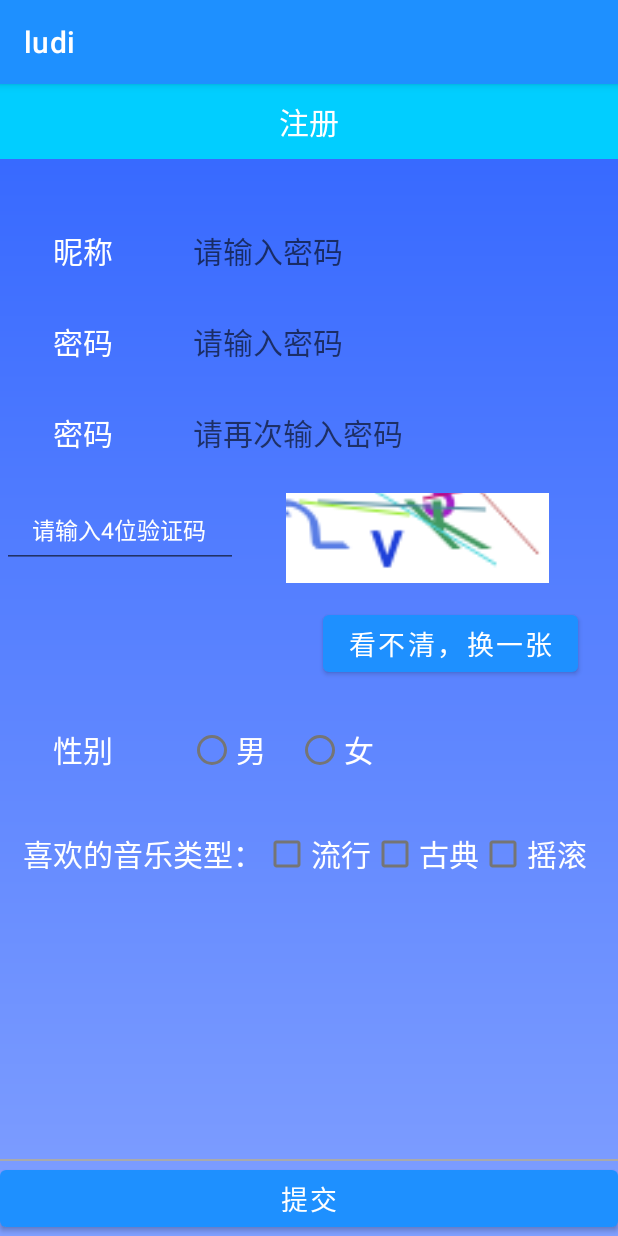
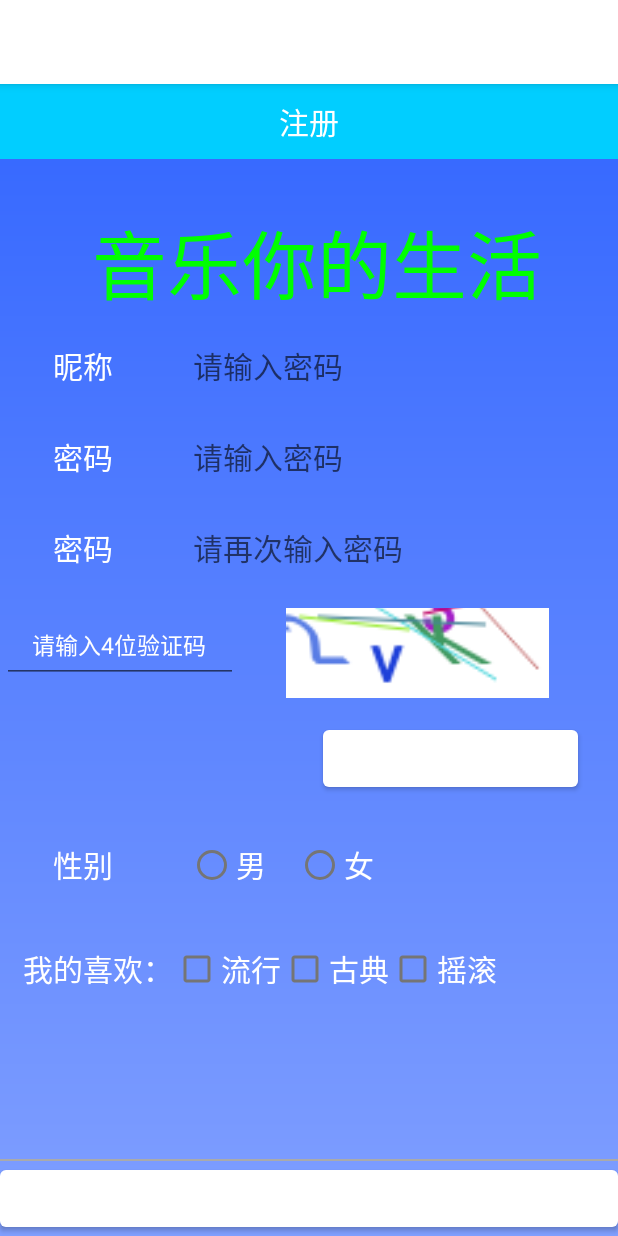
Before and after one commit to wzh123-cloud/ludi, an Android app: the screen it shows after launch (zhuce), after a tap on "新用户注册", on a phone screen of 412 x 824 dp. Run offline under Robolectric (Android 15) with nearby library versions, the phone set to English and light mode, and no system bars.

Commit message:
优化登录注册功能

```diff
--- a/app/src/main/java/com/mk/music/ludi/MainActivity.java
+++ b/app/src/main/java/com/mk/music/ludi/MainActivity.java
@@ -11,12 +11,26 @@ import android.widget.TextView;
 import android.widget.Toast;
 import android.widget.EditText;
 import android.widget.Button;
+import android.content.Intent;
+import android.widget.ImageButton;
+import android.content.SharedPreferences;
+import android.graphics.Color;
+import android.os.Bundle;
+import android.text.Editable;
+import android.text.TextWatcher;
+import android.util.Log;
+import android.view.View;
+import android.widget.Button;
+import android.widget.EditText;
+import android.widget.TextView;
+import android.widget.Toast;
 
 import android.os.Bundle;
 
 public class MainActivity extends AppCompatActivity {
 
-    Button btn_register,login;
+    Button btn_register;
+    ImageButton login;
     TextView et_name,et_password;
     @Override
     protected void onCreate(Bundle savedInstanceState) {
@@ -30,6 +44,32 @@ public class MainActivity extends AppCompatActivity {
         ((EditText)findViewById(R.id.et_name)).setText(S1);
         ((EditText)findViewById(R.id.et_password)).setText(S2);
         btn_register=findViewById(R.id.btn_register);
+
+        et_password.addTextChangedListener(new TextWatcher() {
+            @Override
+            public void beforeTextChanged(CharSequence s, int start, int count, int after) {
+
+            }
+            @Override
+            public void onTextChanged(CharSequence s, int start, int before, int count) {
+                //EditText输入状态改变，Button背景颜色也改变
+                if ("".equals(et_password.getText().toString().trim())) {
+                    login.setBackgroundColor(Color.GRAY);
+                    login.setEnabled(false);
+                } else {
+                    //设置selector来控制Button背景颜色
+                    login.setBackgroundColor(Color.BLACK);
+                    login.setEnabled(true);
+                }
+            }
+
+            @Override
+            public void afterTextChanged(Editable s) {
+
+            }
+        });
+
+
 
 
         Log.i("MainActivity", "onClick ---> login");
--- /dev/null
+++ b/app/src/main/res/drawable/button_selector.xml
@@ -0,0 +1,5 @@
+<?xml version="1.0" encoding="utf-8"?>
+<selector xmlns:android="http://schemas.android.com/apk/res/android">
+    <item android:drawable="@android:color/black" android:state_pressed="true"/>
+    <item android:drawable="@android:color/darker_gray"/>
+</selector>
--- a/app/src/main/res/layout/activity_zhuce.xml
+++ b/app/src/main/res/layout/activity_zhuce.xml
@@ -5,6 +5,7 @@
     android:layout_height="match_parent"
     android:textSize="20dp"
     android:background="@drawable/yan">
+
 
     <LinearLayout
         android:layout_width="match_parent"
@@ -29,6 +30,21 @@
             android:orientation="horizontal"
             android:padding="15dp">
 
+
+        </LinearLayout>
+
+        <LinearLayout
+            android:layout_width="match_parent"
+            android:layout_height="wrap_content"
+            android:orientation="horizontal"
+            android:padding="1dp">
+
+            <TextView
+                style="@style/tvTwo"
+                android:paddingLeft="40dp"
+                android:text="音乐你的生活"
+                android:textColor="#00FF00"
+                android:textSize="50dp" />
 
         </LinearLayout>
 
@@ -113,8 +129,8 @@
                     android:layout_marginRight="1dp"
                     android:layout_weight="1"
                     android:hint="请输入4位验证码"
+                    android:paddingLeft="20dp"
                     android:textColorHint="@android:color/white"
-                    android:paddingLeft="20dp"
 
                     android:textSize="15dp" />
 
@@ -125,7 +141,7 @@
                     android:layout_marginTop="-10dp"
                     android:layout_weight="1.5"
 
-                     />
+                    />
             </LinearLayout>
         </LinearLayout>
 
@@ -194,7 +210,7 @@
             <TextView
                 android:layout_width="wrap_content"
                 android:layout_height="wrap_content"
-                android:text="喜欢的音乐类型："
+                android:text="我的喜欢："
                 android:textColor="@android:color/white"
                 android:textSize="20dp" />
 
@@ -240,5 +256,5 @@
         android:gravity="center"
         android:text="提交"
         android:textColor="@android:color/white"
-        android:textSize="18sp" />
+        android:textSize="25dp" />
 </RelativeLayout>
--- a/app/src/main/res/values/colors.xml
+++ b/app/src/main/res/values/colors.xml
@@ -1,7 +1,7 @@
 <?xml version="1.0" encoding="utf-8"?>
 <resources>
-    <color name="purple_200">#1E90FF</color>
-    <color name="purple_500">#1E90FF</color>
+    <color name="purple_200">#FF03DAC5</color>
+    <color name="purple_500">#FFFFFFFF</color>
     <color name="purple_700">#FF3700B3</color>
     <color name="teal_200">#FF03DAC5</color>
     <color name="teal_700">#FF018786</color>
```
Also changed, not shown: app/src/main/res/drawable/button_shape.xml (added, +11 -0 lines), app/src/main/res/layout/activity_main.xml (+7 -3 lines), app/src/main/res/drawable/bottom_btn.png (added), app/src/main/res/drawable/zhuche.png (added).
